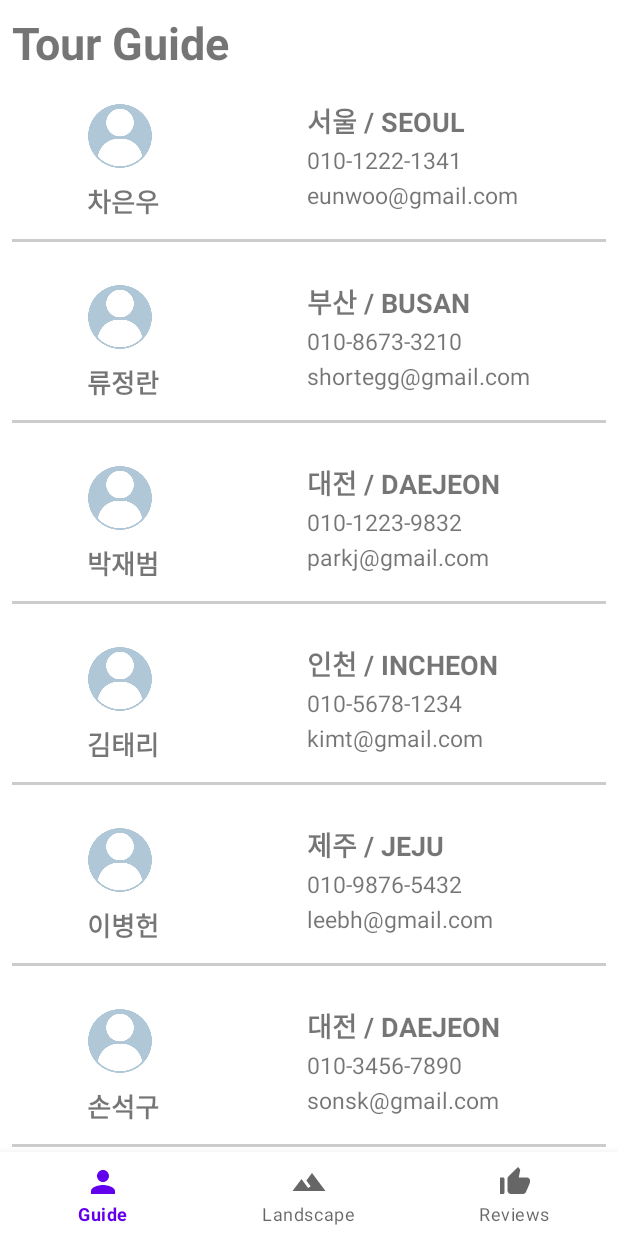
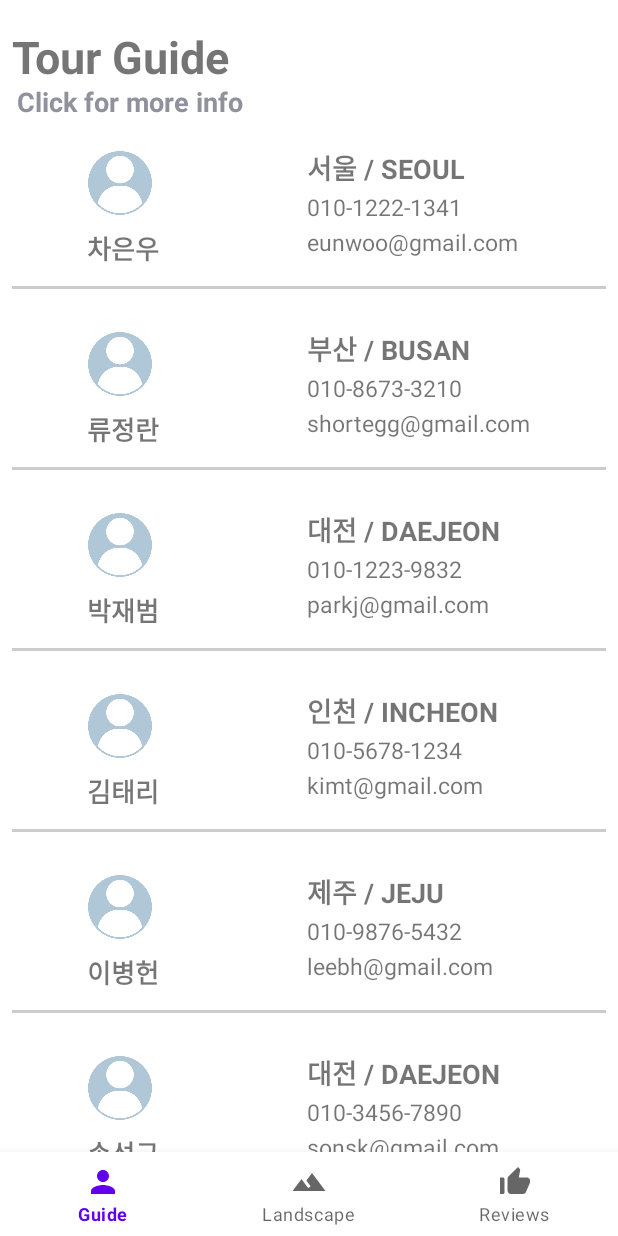
Before and after one commit to jiwonnee/StarTrail, an Android app: the screen it shows after launch (MainActivity), on a phone screen of 412 x 824 dp. Run offline under Robolectric (Android 15) with nearby library versions, the phone set to English and light mode, and no system bars; our stand-ins replace navigation-ui.

Commit message:
상단에 click for more info 문구 추가 프로필 클릭 시 인물 이미지 나오도록 구현

```diff
--- a/app/src/main/java/com/example/tg/ui/guide/GuideFragment.kt
+++ b/app/src/main/java/com/example/tg/ui/guide/GuideFragment.kt
@@ -45,7 +45,7 @@ class GuideFragment : Fragment() {
         return root
     }
 
-    override fun onDestroyView() {
+override fun onDestroyView() {
         super.onDestroyView()
         _binding = null
     }
@@ -74,12 +74,20 @@ class GuideFragment : Fragment() {
             holder.email.text = contact.email
             holder.location.text = contact.location
 
+            // 기본 이미지 설정
+            holder.profile.setImageResource(R.drawable.user_image)
+
+            // 상세 이미지 리소스 ID 설정
+            val context = holder.profile.context
+            val imageResId = context.resources.getIdentifier(contact.imageName, "drawable", context.packageName)
+
             holder.profile.setOnClickListener {
                 val intent = Intent(context, ProfileDetailActivity::class.java).apply {
                     putExtra("name", contact.name)
                     putExtra("phone", contact.phone)
                     putExtra("email", contact.email)
                     putExtra("location", contact.location)
+                    putExtra("imageResId", imageResId)
                 }
                 startActivity(intent)
             }
--- a/app/src/main/java/com/example/tg/ui/guide/GuideViewModel.kt
+++ b/app/src/main/java/com/example/tg/ui/guide/GuideViewModel.kt
@@ -18,7 +18,8 @@ data class Contact(
     val name: String,
     val phone: String,
     val email: String,
-    val location: String
+    val location: String,
+    val imageName: String
 )
 
 class GuideViewModel(application: Application) : AndroidViewModel(application) {
@@ -45,7 +46,8 @@ class GuideViewModel(application: Application) : AndroidViewModel(application) {
                     name = jsonObject.getString("name"),
                     phone = jsonObject.getString("phone"),
                     email = jsonObject.getString("email"),
-                    location = jsonObject.getString("location")
+                    location = jsonObject.getString("location"),
+                    imageName = jsonObject.getString("image")
                 )
                 contactList.add(contact)
             }
--- a/app/src/main/java/com/example/tg/ui/guide/ProfileDetailActivity.kt
+++ b/app/src/main/java/com/example/tg/ui/guide/ProfileDetailActivity.kt
@@ -3,6 +3,8 @@ package com.example.tg.ui.profile
 import android.os.Bundle
 import androidx.appcompat.app.AppCompatActivity
 import com.example.tg.databinding.ActivityProfileDetailBinding
+import com.example.tg.R
+
 
 class ProfileDetailActivity : AppCompatActivity() {
 
@@ -17,10 +19,12 @@ class ProfileDetailActivity : AppCompatActivity() {
         val phone = intent.getStringExtra("phone")
         val email = intent.getStringExtra("email")
         val location = intent.getStringExtra("location")
+        val imageResId = intent.getIntExtra("imageResId", R.drawable.user_image)
 
         binding.textName.text = name
         binding.textPhone.text = phone
         binding.textEmail.text = email
         binding.textLocation.text = location
+        binding.profileImage.setImageResource(imageResId)
     }
 }
--- a/app/src/main/res/layout/fragment_guide.xml
+++ b/app/src/main/res/layout/fragment_guide.xml
@@ -8,20 +8,37 @@
 
     <!-- 상단 Tour Guide 바 -->
     <TextView
-        android:id="@+id/text_guide"
+        android:id="@+id/text_guide1"
         android:layout_width="0dp"
         android:layout_height="wrap_content"
         android:layout_marginStart="8dp"
-        android:layout_marginTop="8dp"
-        android:layout_marginEnd="8dp"
+        android:layout_marginTop="20dp"
+        android:layout_marginEnd="20dp"
+        android:textSize="30sp"
+        android:textStyle="bold"
+        app:layout_constraintBottom_toTopOf="@id/text_guide2"
+        app:layout_constraintEnd_toEndOf="parent"
+        app:layout_constraintStart_toStartOf="parent"
+        app:layout_constraintTop_toTopOf="parent"
         android:text="Tour Guide"
-        android:textAlignment="viewStart"
-        android:textSize="30sp"
+        android:textAlignment="viewStart"/>
+
+    <TextView
+        android:id="@+id/text_guide2"
+        android:layout_width="0dp"
+        android:layout_height="wrap_content"
+        android:layout_marginStart="11dp"
+        android:layout_marginTop="55dp"
+        android:layout_marginEnd="20dp"
+        android:textSize="18sp"
         android:textStyle="bold"
         app:layout_constraintBottom_toTopOf="@id/recyclerView"
         app:layout_constraintEnd_toEndOf="parent"
         app:layout_constraintStart_toStartOf="parent"
-        app:layout_constraintTop_toTopOf="parent" />
+        app:layout_constraintTop_toTopOf="parent"
+        android:text="Click for more info"
+        android:textAlignment="viewStart"
+        android:textColor="@color/gray"/>
 
     <!-- 하단 RecyclerView 바 -->
     <androidx.recyclerview.widget.RecyclerView
@@ -33,5 +50,5 @@
         app:layout_constraintEnd_toEndOf="parent"
         app:layout_constraintHorizontal_bias="1.0"
         app:layout_constraintStart_toStartOf="parent"
-        app:layout_constraintTop_toBottomOf="@id/text_guide" />
+        app:layout_constraintTop_toBottomOf="@id/text_guide2" />
 </androidx.constraintlayout.widget.ConstraintLayout>
--- a/app/src/main/res/values/colors.xml
+++ b/app/src/main/res/values/colors.xml
@@ -7,4 +7,5 @@
     <color name="teal_700">#FF018786</color>
     <color name="black">#FF000000</color>
     <color name="white">#FFFFFFFF</color>
+    <color name="gray">#8F919C</color>
 </resources>
```
Also changed, not shown: app/src/main/assets/contacts.json (+30 -15 lines), app/src/main/res/layout/activity_profile_detail.xml (+9 -0 lines).
